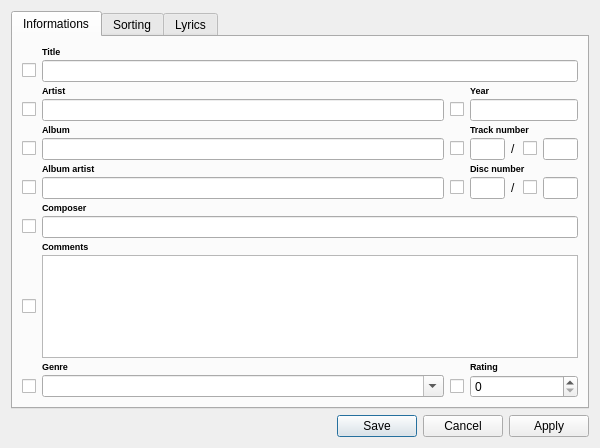
The window that Form/DialogEditSongs.ui (isuhao/TMediaPlayer) describes before a commit, drawn with Qt 5.
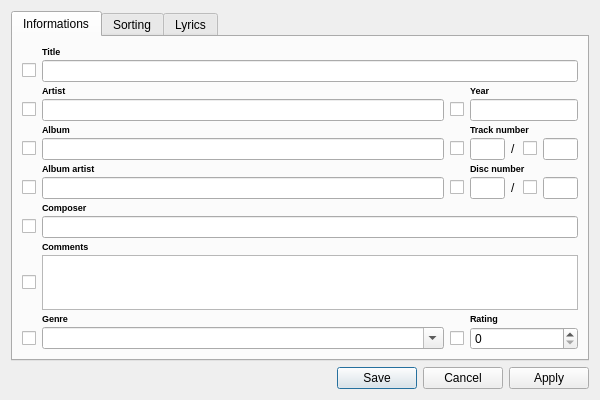
The same window after the commit.

What changed in the file:
```diff
--- a/Form/DialogEditSongs.ui
+++ b/Form/DialogEditSongs.ui
@@ -7,7 +7,7 @@
     <x>0</x>
     <y>0</y>
     <width>600</width>
-    <height>448</height>
+    <height>400</height>
    </rect>
   </property>
   <property name="minimumSize">
```
Left out of the diff: 48 changed lines with no effect on the pictures.
